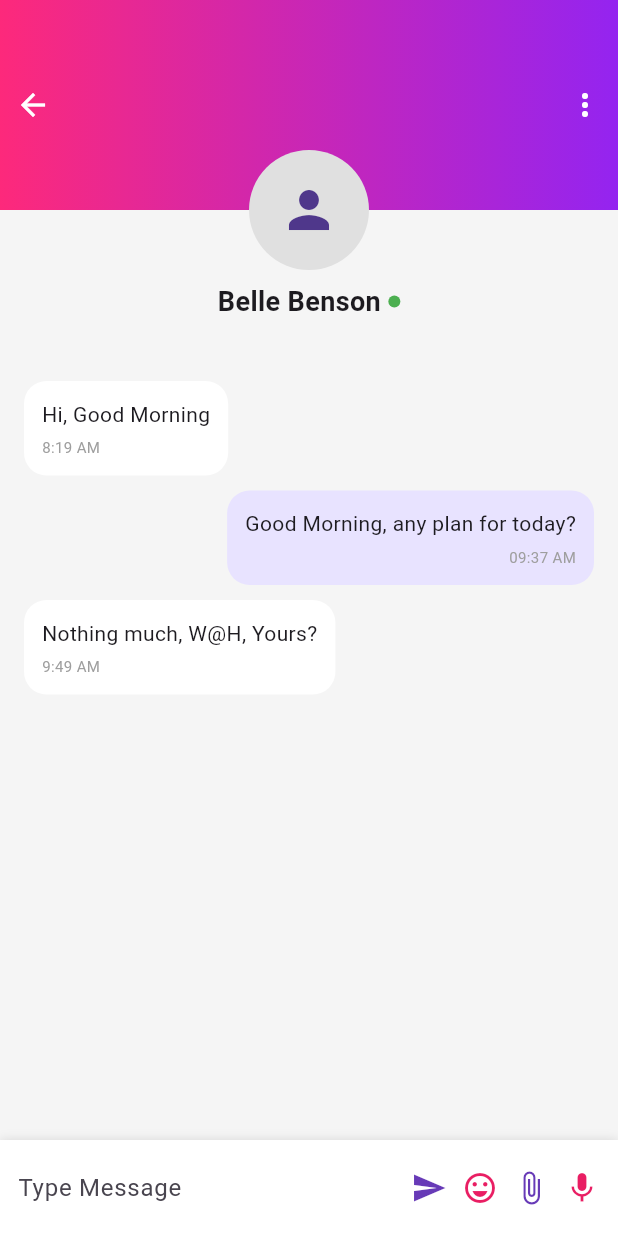
After one commit to Faisal-957/datingapp, a Flutter app: the Chatbox screen opened directly, on a phone screen of 412 x 824 dp. The commit adds this screen. Run offline on Flutter 3.47's test engine with Material 3 defaults, Android fonts, the phone set to English and light mode, and no system bars; our stand-ins replace flutter_card_swiper, flutter_screenutil, get, google_fonts, google_maps_flutter, intl_phone_field and 3 more.

Commit message:
screen update

```diff
--- /dev/null
+++ b/lib/free_screen.dart
@@ -0,0 +1,162 @@
+import 'package:flutter/material.dart';
+
+class Chatbox extends StatelessWidget {
+  const Chatbox({super.key});
+
+  @override
+  Widget build(BuildContext context) {
+    return Scaffold(
+      backgroundColor: Color(0xffF5F5F5),
+      body: Column(
+        children: [
+          /// HEADER
+          Container(
+            height: 140,
+            decoration: BoxDecoration(
+              gradient: LinearGradient(
+                colors: [Color(0xffFD297B), Color(0xff9424F0)],
+              ),
+            ),
+            child: SafeArea(
+              child: Row(
+                children: [
+                  SizedBox(width: 10),
+                  Icon(Icons.arrow_back, color: Colors.white),
+                  Spacer(),
+                  Icon(Icons.more_vert, color: Colors.white),
+                  SizedBox(width: 10),
+                ],
+              ),
+            ),
+          ),
+
+          /// PROFILE
+          Transform.translate(
+            offset: Offset(0, -40),
+            child: Column(
+              children: [
+                CircleAvatar(
+                  radius: 40,
+                  backgroundColor: Colors.grey.shade300,
+                  child: Icon(Icons.person, size: 40),
+                ),
+
+                SizedBox(height: 8),
+
+                Row(
+                  mainAxisAlignment: MainAxisAlignment.center,
+                  children: [
+                    Text(
+                      "Belle Benson",
+                      style: TextStyle(
+                        fontSize: 18,
+                        fontWeight: FontWeight.bold,
+                      ),
+                    ),
+                    SizedBox(width: 5),
+                    CircleAvatar(radius: 4, backgroundColor: Colors.green),
+                  ],
+                ),
+              ],
+            ),
+          ),
+
+          /// CHAT LIST
+          Expanded(
+            child: ListView(
+              padding: EdgeInsets.symmetric(horizontal: 16),
+              children: [
+                leftBubble("Hi, Good Morning", "8:19 AM"),
+
+                rightBubble("Good Morning, any plan for today?", "09:37 AM"),
+
+                leftBubble("Nothing much, W@H, Yours?", "9:49 AM"),
+              ],
+            ),
+          ),
+
+          /// INPUT BOX
+          Container(
+            padding: EdgeInsets.symmetric(horizontal: 12, vertical: 8),
+            decoration: BoxDecoration(
+              color: Colors.white,
+              boxShadow: [BoxShadow(color: Colors.black12, blurRadius: 5)],
+            ),
+            child: Row(
+              children: [
+                Expanded(
+                  child: TextField(
+                    decoration: InputDecoration(
+                      hintText: "Type Message",
+                      border: InputBorder.none,
+                    ),
+                  ),
+                ),
+
+                Icon(Icons.send, color: Colors.deepPurple),
+
+                SizedBox(width: 10),
+
+                Icon(Icons.emoji_emotions_outlined, color: Colors.pink),
+
+                SizedBox(width: 10),
+
+                Icon(Icons.attach_file, color: Colors.deepPurple),
+
+                SizedBox(width: 10),
+
+                Icon(Icons.mic, color: Colors.pink),
+              ],
+            ),
+          ),
+        ],
+      ),
+    );
+  }
+
+  /// LEFT MESSAGE
+  Widget leftBubble(String text, String time) {
+    return Align(
+      alignment: Alignment.centerLeft,
+      child: Container(
+        margin: EdgeInsets.only(bottom: 10),
+        padding: EdgeInsets.all(12),
+        decoration: BoxDecoration(
+          color: Colors.white,
+          borderRadius: BorderRadius.circular(15),
+        ),
+        child: Column(
+          crossAxisAlignment: CrossAxisAlignment.start,
+          children: [
+            Text(text),
+            SizedBox(height: 5),
+            Text(time, style: TextStyle(fontSize: 10, color: Colors.grey)),
+          ],
+        ),
+      ),
+    );
+  }
+
+  /// RIGHT MESSAGE
+  Widget rightBubble(String text, String time) {
+    return Align(
+      alignment: Alignment.centerRight,
+      child: Container(
+        margin: EdgeInsets.only(bottom: 10),
+        padding: EdgeInsets.all(12),
+        decoration: BoxDecoration(
+          color: Color(0xffE8E3FF),
+          borderRadius: BorderRadius.circular(15),
+        ),
+        child: Column(
+          crossAxisAlignment: CrossAxisAlignment.end,
+          children: [
+            Text(text),
+            SizedBox(height: 5),
+            Text(time, style: TextStyle(fontSize: 10, color: Colors.grey)),
+          ],
+        ),
+      ),
+    );
+  }
+}
--- a/lib/main.dart
+++ b/lib/main.dart
@@ -1,6 +1,8 @@
 import 'package:datingapp/core/custom_widget/custom_usericon.dart';
+import 'package:datingapp/free_screen.dart';
 import 'package:datingapp/ui/screens/bottombar_screen/bottombar.dart';
 import 'package:datingapp/ui/screens/chat_screen/chat_screen.dart';
+import 'package:datingapp/ui/screens/message_screen/message_screen.dart';
 import 'package:datingapp/ui/screens/user_screen/user_screen.dart';
 import 'package:flutter/material.dart';
 import 'package:flutter_screenutil/flutter_screenutil.dart';
@@ -22,7 +24,7 @@ class MyApp extends StatelessWidget {
       builder: (context, child) {
         return GetMaterialApp(
           debugShowCheckedModeBanner: false,
-          home: Bottombar(),
+          home: MessageScreen(),
         );
       },
     );
--- a/lib/ui/screens/chat_screen/chat_screen.dart
+++ b/lib/ui/screens/chat_screen/chat_screen.dart
@@ -26,7 +26,7 @@ class ChatScreen extends StatelessWidget {
               ),
             ),
             child: Padding(
-              padding: const EdgeInsets.all(15),
+              padding: const EdgeInsets.symmetric(vertical: 10, horizontal: 25),
               child: Column(
                 mainAxisAlignment: MainAxisAlignment.start,
                 crossAxisAlignment: CrossAxisAlignment.start,
```
Also changed, not shown: lib/core/custom_widget/custom_listtile.dart (+5 -4 lines), lib/ui/screens/message_screen/message_screen.dart (added, +106 -0 lines), assets/icons_assets/attachicon.png (added), assets/icons_assets/chat.png (added), assets/icons_assets/emojiicon.png (added), assets/icons_assets/msgicon.png (added), assets/icons_assets/recordicon.png (added), assets/icons_assets/videoicon.png (added), assets/static_assets/box.png (added), assets/static_assets/message.png (added), 1 other file.
